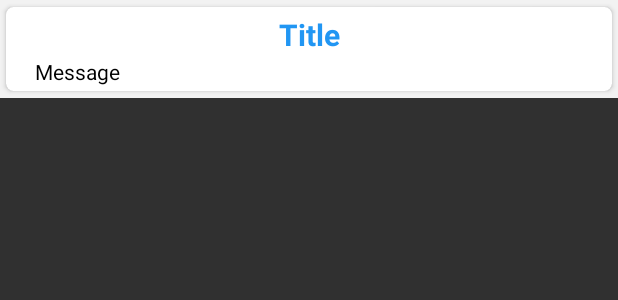
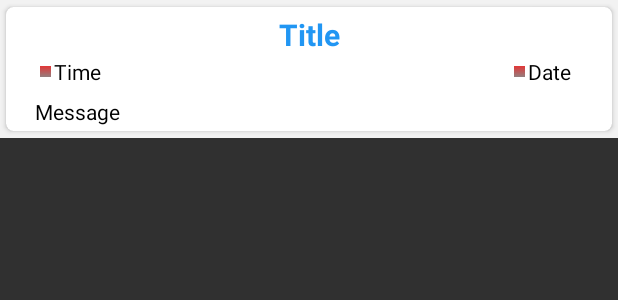
Before and after one commit to AkashShrestha31/OICSchh, an Android app: the layout notificationcard.xml on its own in the app's theme, with its tools: preview values and no code run, on a phone screen of 412 x 824 dp. Shown: the top 300 px of the screen. Run offline under Robolectric (Android 15) with nearby library versions, the phone set to English and light mode, and no system bars.

Commit message:
Firemessaging commit

```diff
--- a/app/src/main/res/layout/notificationcard.xml
+++ b/app/src/main/res/layout/notificationcard.xml
@@ -33,21 +33,81 @@
                 android:textSize="20sp"
                 android:textStyle="bold" />
 
+
+
+            <LinearLayout
+                android:id="@+id/timelayout"
+                android:layout_width="wrap_content"
+                android:layout_height="wrap_content"
+                android:paddingLeft="10dp"
+                android:layout_below="@+id/notifytitle"
+                android:layout_alignParentLeft="true"
+                android:layout_alignParentStart="true"
+                android:layout_marginLeft="7dp"
+                android:layout_marginStart="7dp">
+
+                <ImageView
+                    android:layout_width="11dp"
+                    android:layout_height="11dp"
+                    android:layout_gravity="center"
+                    android:src="@drawable/rectangelered" />
+
+                <TextView
+                    android:id="@+id/texttime"
+                    android:layout_width="wrap_content"
+                    android:layout_height="wrap_content"
+                    android:layout_alignParentLeft="true"
+                    android:layout_alignParentStart="true"
+                    android:layout_below="@+id/notifytitle"
+                    android:text="Time" />
+            </LinearLayout>
+
+            <LinearLayout
+                android:id="@+id/datelayout"
+                android:layout_width="wrap_content"
+                android:layout_height="wrap_content"
+                android:paddingLeft="10dp"
+                android:layout_below="@+id/notifytitle"
+                android:layout_alignParentRight="true"
+                android:layout_alignParentEnd="true">
+
+                <ImageView
+                    android:layout_width="11dp"
+                    android:layout_height="11dp"
+                    android:layout_gravity="center"
+                    android:src="@drawable/rectangelered" />
+
+                <TextView
+                    android:id="@+id/textdate"
+                    android:layout_width="wrap_content"
+                    android:layout_height="wrap_content"
+                    android:layout_alignParentEnd="true"
+                    android:layout_alignParentRight="true"
+                    android:layout_below="@+id/notifytitle"
+                    android:layout_marginEnd="24dp"
+                    android:layout_marginRight="24dp"
+                    android:text="Date" />
+            </LinearLayout>
+
+            <TextView
+
+                android:id="@+id/notifymessage"
+                android:layout_width="match_parent"
+                android:layout_height="wrap_content"
+                android:layout_marginTop="7dp"
+                android:paddingLeft="16dp"
+                android:text="Message"
+                android:layout_below="@+id/timelayout"
+                android:layout_alignParentLeft="true"
+                android:layout_alignParentStart="true" />
             <ImageView
                 android:id="@+id/notify_image_url"
                 android:layout_width="match_parent"
                 android:layout_height="wrap_content"
-                android:layout_below="@id/notifytitle"
+                android:layout_below="@id/notifymessage"
+                android:background="#c0bebe"
                 android:scaleType="fitXY" />
 
-
-            <TextView
-                android:id="@+id/notifymessage"
-                android:layout_width="match_parent"
-                android:layout_height="wrap_content"
-                android:layout_below="@id/notify_image_url"
-                android:paddingLeft="16dp"
-                android:text="Message" />
         </RelativeLayout>
     </android.support.v7.widget.CardView>
     <!--
```
